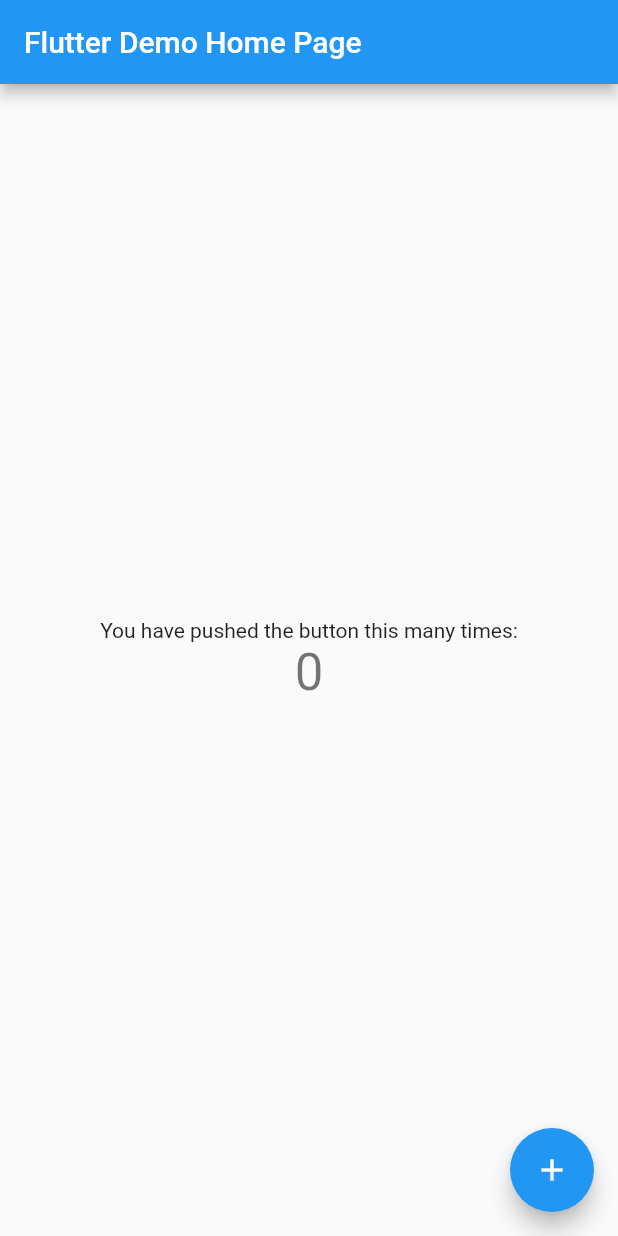
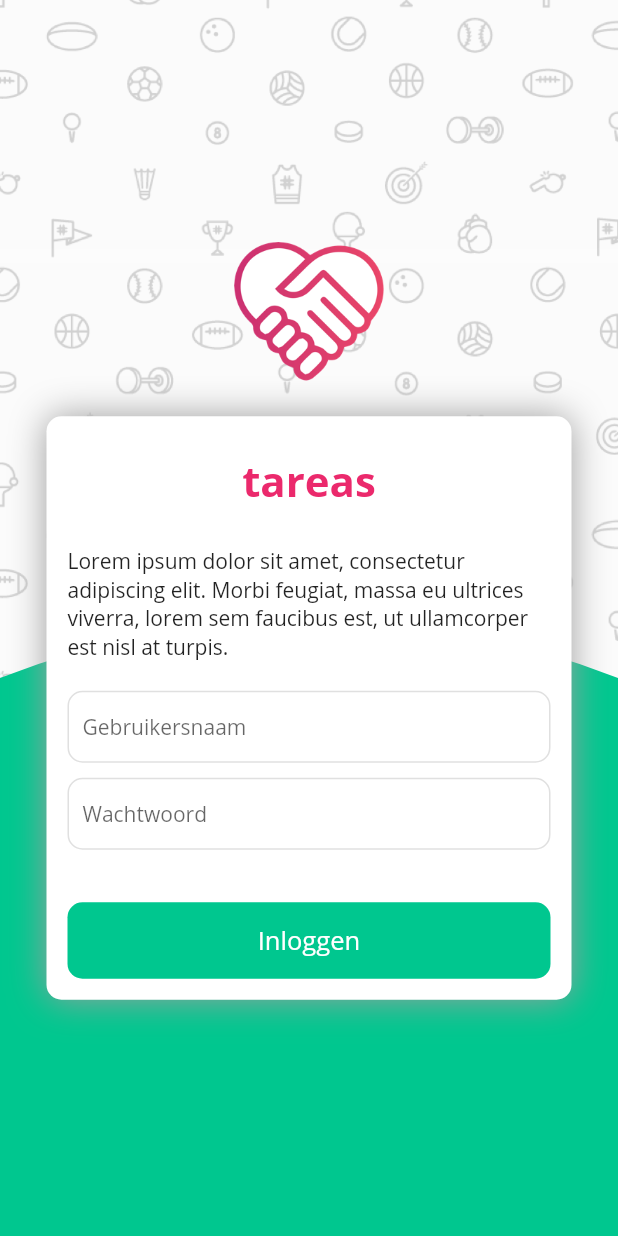
Before and after one commit to LennardDeurman/tareas-mobile-app, a Flutter app: the screen it shows after launch, on a phone screen of 412 x 824 dp. Run offline on Flutter 3.47's test engine with Material 2 defaults, Android fonts, the phone set to English and light mode, and no system bars; our stand-ins replace flutter_custom_clippers.

Commit message:
Started working on login screen

```diff
--- /dev/null
+++ b/lib/extensions/asset_paths.dart
@@ -0,0 +1,6 @@
+class AssetPaths {
+
+  static const String loginLogo = "assets/images/logo_login_tareas.png";
+  static const String loginBackground = "assets/images/icon_background_mobile.png";
+
+}
--- /dev/null
+++ b/lib/extensions/brand_colors.dart
@@ -0,0 +1,9 @@
+import 'package:flutter/material.dart';
+
+class BrandColors {
+
+  static const Color primaryColor = Color.fromRGBO(0, 199, 143, 1);
+  static const Color secondaryColor = Color.fromRGBO(235, 41, 108, 1);
+
+
+}
--- /dev/null
+++ b/lib/extensions/custom_fonts.dart
@@ -0,0 +1,5 @@
+class CustomFonts {
+
+  static const String openSans = "OpenSans";
+
+}
--- a/lib/main.dart
+++ b/lib/main.dart
@@ -1,13 +1,15 @@
 import 'package:flutter/material.dart';
+import 'package:tareas/extensions/custom_fonts.dart';
+import 'package:tareas/pages/login.dart';
 
-void main() => runApp(MyApp());
+void main() => runApp(MainApp());
 
-class MyApp extends StatelessWidget {
+class MainApp extends StatelessWidget {
   // This widget is the root of your application.
   @override
   Widget build(BuildContext context) {
     return MaterialApp(
-      title: 'Flutter Demo',
+      title: 'Tareas',
       theme: ThemeData(
         // This is the theme of your application.
         //
@@ -19,93 +21,9 @@ class MyApp extends StatelessWidget {
         // Notice that the counter didn't reset back to zero; the application
         // is not restarted.
         primarySwatch: Colors.blue,
+        fontFamily: CustomFonts.openSans
       ),
-      home: MyHomePage(title: 'Flutter Demo Home Page'),
+      home: LoginPage()
     );
   }
 }
-
-class MyHomePage extends StatefulWidget {
-  MyHomePage({Key key, this.title}) : super(key: key);
-
-  // This widget is the home page of your application. It is stateful, meaning
-  // that it has a State object (defined below) that contains fields that affect
-  // how it looks.
-
-  // This class is the configuration for the state. It holds the values (in this
-  // case the title) provided by the parent (in this case the App widget) and
-  // used by the build method of the State. Fields in a Widget subclass are
-  // always marked "final".
-
-  final String title;
-
-  @override
-  _MyHomePageState createState() => _MyHomePageState();
-}
-
-class _MyHomePageState extends State<MyHomePage> {
-  int _counter = 0;
-
-  void _incrementCounter() {
-    setState(() {
-      // This call to setState tells the Flutter framework that something has
-      // changed in this State, which causes it to rerun the build method below
-      // so that the display can reflect the updated values. If we changed
-      // _counter without calling setState(), then the build method would not be
-      // called again, and so nothing would appear to happen.
-      _counter++;
-    });
-  }
-
-  @override
-  Widget build(BuildContext context) {
-    // This method is rerun every time setState is called, for instance as done
-    // by the _incrementCounter method above.
-    //
-    // The Flutter framework has been optimized to make rerunning build methods
-    // fast, so that you can just rebuild anything that needs updating rather
-    // than having to individually change instances of widgets.
-    return Scaffold(
-      appBar: AppBar(
-        // Here we take the value from the MyHomePage object that was created by
-        // the App.build method, and use it to set our appbar title.
-        title: Text(widget.title),
-      ),
-      body: Center(
-        // Center is a layout widget. It takes a single child and positions it
-        // in the middle of the parent.
-        child: Column(
-          // Column is also a layout widget. It takes a list of children and
-          // arranges them vertically. By default, it sizes itself to fit its
-          // children horizontally, and tries to be as tall as its parent.
-          //
-          // Invoke "debug painting" (press "p" in the console, choose the
-          // "Toggle Debug Paint" action from the Flutter Inspector in Android
-          // Studio, or the "Toggle Debug Paint" command in Visual Studio Code)
-          // to see the wireframe for each widget.
-          //
-          // Column has various properties to control how it sizes itself and
-          // how it positions its children. Here we use mainAxisAlignment to
-          // center the children vertically; the main axis here is the vertical
-          // axis because Columns are vertical (the cross axis would be
-          // horizontal).
-          mainAxisAlignment: MainAxisAlignment.center,
-          children: <Widget>[
-            Text(
-              'You have pushed the button this many times:',
-            ),
-            Text(
-              '$_counter',
-              style: Theme.of(context).textTheme.display1,
-            ),
-          ],
-        ),
-      ),
-      floatingActionButton: FloatingActionButton(
-        onPressed: _incrementCounter,
-        tooltip: 'Increment',
-        child: Icon(Icons.add),
-      ), // This trailing comma makes auto-formatting nicer for build methods.
-    );
-  }
-}
--- /dev/null
+++ b/lib/pages/login.dart
@@ -0,0 +1,76 @@
+import 'package:flutter/material.dart';
+import 'package:flutter_custom_clippers/flutter_custom_clippers.dart';
+import 'package:tareas/extensions/asset_paths.dart';
+import 'package:tareas/extensions/brand_colors.dart';
+import 'package:tareas/widgets/login_form.dart';
+
+class LoginPage extends StatefulWidget {
+
+  @override
+  State<StatefulWidget> createState() {
+    return _LoginPageState();
+  }
+
+}
+
+
+
+class _LoginPageState extends State<LoginPage> {
+
+  @override
+  Widget build(BuildContext context) {
+    return Scaffold(
+      body: Container(
+        child: Stack(
+          children: <Widget>[
+            Column(
+              children: <Widget>[
+                Expanded(
+                  flex: 6,
+                  child: Container(
+                    decoration: BoxDecoration(
+                      image: DecorationImage(
+                        image: AssetImage(AssetPaths.loginBackground),
+                        fit: BoxFit.cover
+                      )
+                    ),
+                  )
+                ),
+                Expanded(
+                  flex: 4,
+                  child: Container(
+                    color: Colors.white,
+                  ),
+                )
+              ],
+            ),
+            Column(
+              children: <Widget>[
+                Expanded(
+                    flex: 5,
+                    child: Container(
+                      color: Colors.transparent,
+                    )
+                ),
+                Expanded(
+                  flex: 5,
+                  child: ClipPath(
+                    clipper: OvalTopBorderClipper(),
+                    child: Container(
+                      color: BrandColors.primaryColor
+                    ),
+                  )
+                )
+              ],
+            ),
+            Align(
+              alignment: Alignment.center,
+              child: LoginForm(),
+            )
+          ],
+        ),
+      ),
+    );
+  }
+
+}
--- /dev/null
+++ b/lib/widgets/login_form.dart
@@ -0,0 +1,149 @@
+import 'package:flutter/material.dart';
+import 'package:tareas/extensions/asset_paths.dart';
+import 'package:tareas/extensions/brand_colors.dart';
+import 'package:tareas/extensions/custom_fonts.dart';
+import 'package:tareas/widgets/textfield.dart';
+
+class LoginForm extends StatelessWidget {
+
+  Widget _buildCaption() {
+    return Container(
+      padding: EdgeInsets.symmetric(
+        vertical: 15
+      ),
+      child: Text(
+        "Lorem ipsum dolor sit amet, consectetur adipiscing elit. Morbi feugiat, massa eu ultrices viverra, lorem sem faucibus est, ut ullamcorper est nisl at turpis. ",
+        style: TextStyle(
+            fontSize: 14,
+            fontWeight: FontWeight.normal,
+            fontFamily: CustomFonts.openSans
+        ),
+      ),
+    );
+  }
+
+  Widget _buildTitle() {
+    return Container(
+      padding: EdgeInsets.symmetric(
+        vertical: 10
+      ),
+      child: Text(
+        "tareas",
+        style: TextStyle(
+            color: BrandColors.secondaryColor,
+            fontSize: 28,
+            fontWeight: FontWeight.w700,
+            fontFamily: CustomFonts.openSans
+        ),
+      ),
+    );
+  }
+
+  Widget _buildConfirmButton() {
+    return SizedBox(
+        width: double.infinity,
+        child: FlatButton(
+          textColor: Colors.white,
+          color: BrandColors.primaryColor,
+          padding: EdgeInsets.symmetric(
+              vertical: 14
+          ),
+          shape: RoundedRectangleBorder(
+              borderRadius: BorderRadius.circular(10)
+          ),
+          child: Text(
+              "Inloggen",
+              style: TextStyle(
+                  fontSize: 17,
+                  fontWeight: FontWeight.normal,
+                  fontFamily: CustomFonts.openSans
+              )
+          ),
+          onPressed: () {
+
+          },
+        )
+    );
+  }
+
+  Widget _buildLogo() {
+    return SizedBox(
+      width: 100,
+      height: 100,
+      child: Image(
+        image: AssetImage(AssetPaths.loginLogo),
+      ),
+    );
+  }
+
+
+  Widget _buildTextField({ String label, bool obscureText = false}) {
+    return Container(
+      padding: EdgeInsets.symmetric(
+          vertical: 5
+      ),
+      child: DefaultTextField(
+        hint: label,
+        obscureText: obscureText,
+      ),
+    );
+  }
+
+
+  @override
+  Widget build(BuildContext context) {
+
+
+    return Column(
+      mainAxisAlignment: MainAxisAlignment.center,
+      mainAxisSize: MainAxisSize.max,
+      children: <Widget>[
+        _buildLogo(),
+        SizedBox(
+          height: 20,
+        ),
+        Container(
+            decoration: BoxDecoration(
+              borderRadius: BorderRadius.circular(10),
+              color: Colors.white,
+              boxShadow: [
+                BoxShadow(
+                  color: Colors.grey,
+                  blurRadius: 20.0,
+                )
+              ]
+            ),
+            child: Center(
+              child: Container(
+                padding: EdgeInsets.all(14),
+                child: Column(
+                  mainAxisSize: MainAxisSize.max,
+                  crossAxisAlignment: CrossAxisAlignment.center,
+                  children: <Widget>[
+                    _buildTitle(),
+                    _buildCaption(),
+                    _buildTextField(
+                      label: "Gebruikersnaam",
+                    ),
+                    _buildTextField(
+                      label: "Wachtwoord",
+                      obscureText: true
+                    ),
+                    SizedBox(
+                      height: 30,
+                    ),
+                    _buildConfirmButton()
+
+                  ],
+                )
+              ),
+            ),
+            constraints: BoxConstraints(
+                maxWidth: 350
+            ),
+        )
+      ],
+    );
+  }
+
+}
--- /dev/null
+++ b/lib/widgets/textfield.dart
@@ -0,0 +1,88 @@
+import 'package:flutter/material.dart';
+
+enum TextFieldType {
+  filled,
+  regular,
+  search
+}
+
+class DefaultTextField extends StatelessWidget {
+
+    final String hint;
+    final String title;
+    final bool obscureText;
+    final bool showClearOption;
+    final Function validator;
+    final Function onSaved;
+    final Function(String value) onSubmitted;
+    final Function onChanged;
+    final Function onEditingComplete;
+    final TextCapitalization textCapitalization;
+    final TextInputType textInputType;
+    final TextEditingController controller;
+    final FocusNode focusNode;
+    final int maxLines;
+    final TextFieldType textFieldType;
+    final Key key;
+
+
+    DefaultTextField ({ this.title, this.textFieldType = TextFieldType.regular, this.hint, this.obscureText = false, this.showClearOption = false, this.validator,
+      this.onSaved, this.onSubmitted, this.onChanged, this.onEditingComplete, this.textCapitalization, this.textInputType, this.controller,
+      this.focusNode, this.maxLines, this.key
+    }) : super(key: key);
+
+    InputBorder get errorBorder {
+      return OutlineInputBorder(
+        borderSide: BorderSide(color: Colors.red),
+        borderRadius: BorderRadius.circular(10),
+      );
+    }
+
+    InputBorder get defaultBorder {
+      return OutlineInputBorder(
+        borderSide: BorderSide(color: Colors.black12),
+        borderRadius: BorderRadius.circular(10),
+      );
+    }
+
+    EdgeInsets get contentPadding {
+      return EdgeInsets.symmetric(vertical: 12.0, horizontal: 10.0);
+    }
+
+
+
+    @override
+    Widget build(BuildContext context) {
+      return TextFormField(
+        onSaved: onSaved,
+        controller: controller,
+        validator: validator,
+        maxLines: maxLines,
+        keyboardType: textInputType,
+        focusNode: focusNode,
+        textCapitalization: TextCapitalization.sentences,
+        textInputAction: TextInputAction.done,
+        onEditingComplete: onEditingComplete,
+        onFieldSubmitted: onSubmitted,
+        obscureText: obscureText,
+        onChanged: onChanged,
+
+        style: TextStyle(
+          fontSize: 14
+        ),
+        decoration: InputDecoration(
+          fillColor: Colors.white,
+          filled: true,
+          labelText: title,
+          border: defaultBorder,
+          enabledBorder: defaultBorder,
+          focusedBorder: defaultBorder,
+          errorBorder: errorBorder,
+          focusedErrorBorder: errorBorder,
+          contentPadding: contentPadding,
+          hintText: hint,
+        ),
+      );
+    }
+
+}
```
Also changed, not shown: pubspec.yaml (+18 -3 lines), assets/fonts/opensans/opensans_bold.ttf (added), assets/fonts/opensans/opensans_extra_bold.ttf (added), assets/fonts/opensans/opensans_light.ttf (added), assets/fonts/opensans/opensans_regular.ttf (added), assets/fonts/opensans/opensans_semi_bold.ttf (added), assets/images/icon_background_mobile.png (added), assets/images/logo_login_tareas.png (added), pubspec.lock, 1 other file.
